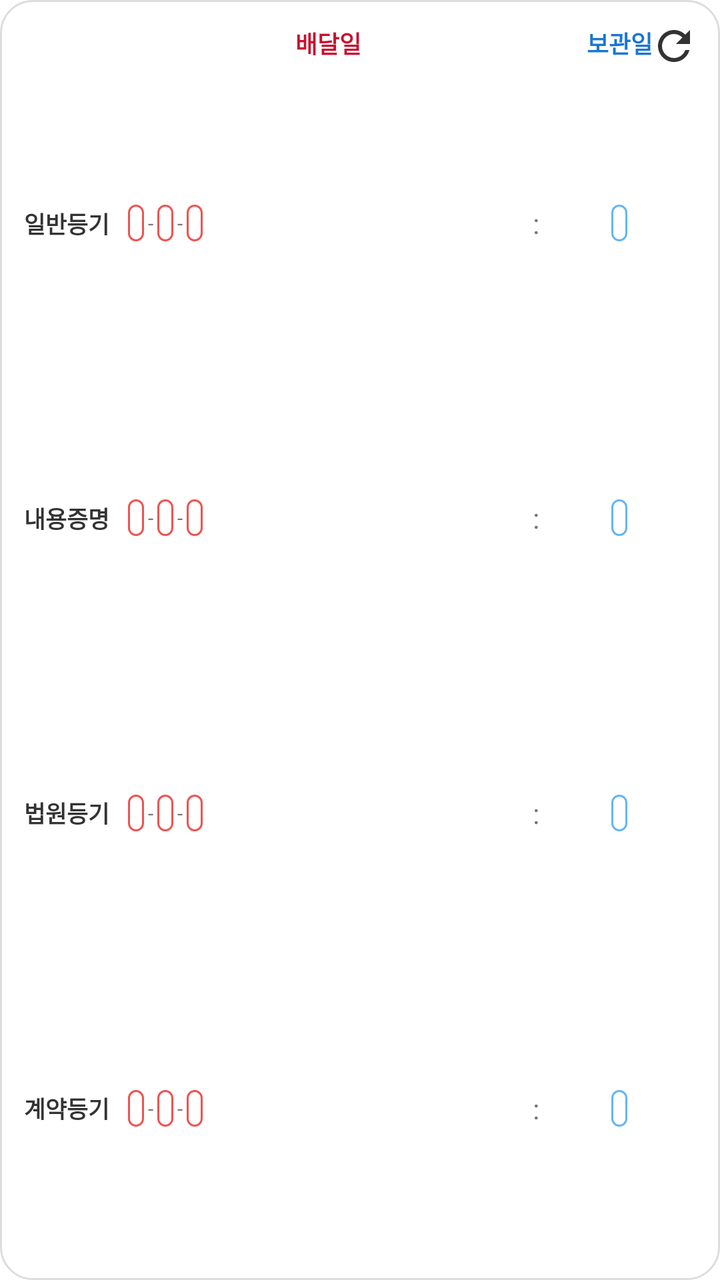
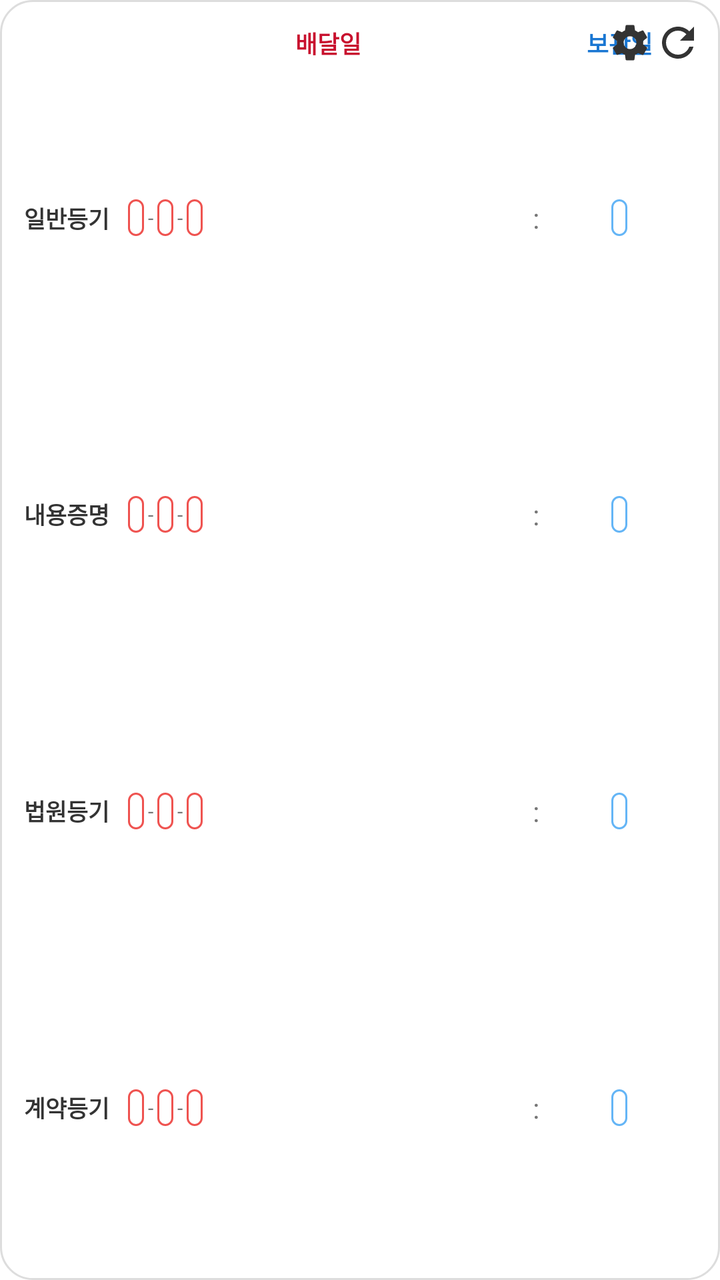

Before-and-after screenshots of an Android layout around one commit, followed by the original layout XML and the change that was made.
<!-- AndroidManifest.xml: application theme Theme.BusinessDayCalculator -->
<!-- res/layout/widget_large.xml -->
<?xml version="1.0" encoding="utf-8"?>
<LinearLayout xmlns:android="http://schemas.android.com/apk/res/android"
    android:id="@+id/widget_root"
    android:layout_width="match_parent"
    android:layout_height="match_parent"
    android:background="@drawable/widget_bg"
    android:orientation="vertical"
    android:padding="12dp">

    
    <RelativeLayout
        android:layout_width="match_parent"
        android:layout_height="wrap_content"
        android:layout_marginBottom="4dp">

        <LinearLayout
            android:layout_width="match_parent"
            android:layout_height="wrap_content"
            android:orientation="horizontal"
            android:gravity="center_vertical">

            <TextView android:layout_width="52dp" android:layout_height="wrap_content" />

            <TextView
                android:layout_width="0dp"
                android:layout_height="wrap_content"
                android:layout_weight="1"
                android:text="배달일"
                android:textColor="@color/chip_green_text"
                android:textStyle="bold"
                android:textSize="12sp"
                android:gravity="center" />

            <TextView
                android:layout_width="wrap_content"
                android:layout_height="wrap_content"
                android:text=":"
                android:visibility="invisible"
                android:paddingLeft="2dp"
                android:paddingRight="2dp" />

            <LinearLayout
                android:layout_width="0dp"
                android:layout_height="wrap_content"
                android:layout_weight="0.38"
                android:gravity="center">

                <TextView
                    android:layout_width="wrap_content"
                    android:layout_height="wrap_content"
                    android:text="보관일"
                    android:textColor="@color/chip_blue_text"
                    android:textStyle="bold"
                    android:textSize="12sp" />
            </LinearLayout>
        </LinearLayout>

        <ImageButton
            android:id="@+id/btnWidgetRefresh"
            android:layout_width="22dp"
            android:layout_height="22dp"
            android:layout_alignParentEnd="true"
            android:layout_centerVertical="true"
            android:background="@android:color/transparent"
            android:src="@drawable/ic_refresh"
            android:contentDescription="새로고침" />
    </RelativeLayout>

    
    <LinearLayout
        android:layout_width="match_parent"
        android:layout_height="0dp"
        android:layout_weight="1"
        android:orientation="horizontal"
        android:gravity="center_vertical">

        <TextView
            android:id="@+id/tvTitleNormal"
            android:layout_width="52dp"
            android:layout_height="wrap_content"
            android:text="일반등기"
            android:textSize="11.5sp"
            android:textStyle="bold"
            android:textColor="@color/text_main" />

        <LinearLayout
            android:layout_width="0dp"
            android:layout_height="wrap_content"
            android:layout_weight="1"
            android:orientation="horizontal"
            android:gravity="center_vertical|start">

            <TextView
                android:id="@+id/chipNormalDel1"
                android:layout_width="wrap_content"
                android:layout_height="wrap_content"
                android:background="@drawable/chip_green"
                android:textColor="@color/chip_green_text"
                android:textSize="10.5sp"
                android:paddingLeft="4dp"
                android:paddingRight="4dp"
                android:paddingTop="2dp"
                android:paddingBottom="2dp"
                android:singleLine="true" />

            <TextView
                android:id="@+id/dashNormalDel1"
                android:layout_width="wrap_content"
                android:layout_height="wrap_content"
                android:text="-"
                android:textColor="@color/text_secondary"
                android:paddingLeft="2dp"
                android:paddingRight="2dp"
                android:textSize="10sp" />

            <TextView
                android:id="@+id/chipNormalDel2"
                android:layout_width="wrap_content"
                android:layout_height="wrap_content"
                android:background="@drawable/chip_green"
                android:textColor="@color/chip_green_text"
                android:textSize="10.5sp"
                android:paddingLeft="4dp"
                android:paddingRight="4dp"
                android:paddingTop="2dp"
                android:paddingBottom="2dp"
                android:singleLine="true" />

            <TextView
                android:id="@+id/dashNormalDel2"
                android:layout_width="wrap_content"
                android:layout_height="wrap_content"
                android:text="-"
                android:textColor="@color/text_secondary"
                android:paddingLeft="2dp"
                android:paddingRight="2dp"
                android:textSize="10sp" />

            <TextView
                android:id="@+id/chipNormalDel3"
                android:layout_width="wrap_content"
                android:layout_height="wrap_content"
                android:background="@drawable/chip_green"
                android:textColor="@color/chip_green_text"
                android:textSize="10.5sp"
                android:paddingLeft="4dp"
                android:paddingRight="4dp"
                android:paddingTop="2dp"
                android:paddingBottom="2dp"
                android:singleLine="true" />
        </LinearLayout>

        <TextView
            android:id="@+id/colonNormal"
            android:layout_width="wrap_content"
            android:layout_height="wrap_content"
            android:text=":"
            android:textColor="@color/text_secondary"
            android:paddingLeft="2dp"
            android:paddingRight="2dp" />

        <LinearLayout
            android:layout_width="0dp"
            android:layout_height="wrap_content"
            android:layout_weight="0.38"
            android:gravity="center">

            <TextView
                android:id="@+id/chipNormalSto"
                android:layout_width="wrap_content"
                android:layout_height="wrap_content"
                android:background="@drawable/chip_blue"
                android:textColor="@color/chip_blue_text"
                android:textSize="10.5sp"
                android:paddingLeft="4dp"
                android:paddingRight="4dp"
                android:paddingTop="2dp"
                android:paddingBottom="2dp"
                android:singleLine="true" />
        </LinearLayout>
    </LinearLayout>

    
    <LinearLayout
        android:layout_width="match_parent"
        android:layout_height="0dp"
        android:layout_weight="1"
        android:orientation="horizontal"
        android:gravity="center_vertical">

        <TextView
            android:id="@+id/tvTitleCert"
            android:layout_width="52dp"
            android:layout_height="wrap_content"
            android:text="내용증명"
            android:textSize="11.5sp"
            android:textStyle="bold"
            android:textColor="@color/text_main" />

        <LinearLayout
            android:layout_width="0dp"
            android:layout_height="wrap_content"
            android:layout_weight="1"
            android:orientation="horizontal"
            android:gravity="center_vertical|start">

            <TextView
                android:id="@+id/chipCertDel1"
                android:layout_width="wrap_content"
                android:layout_height="wrap_content"
                android:background="@drawable/chip_green"
                android:textColor="@color/chip_green_text"
                android:textSize="10.5sp"
                android:paddingLeft="4dp"
                android:paddingRight="4dp"
                android:paddingTop="2dp"
                android:paddingBottom="2dp"
                android:singleLine="true" />

            <TextView
                android:id="@+id/dashCertDel1"
                android:layout_width="wrap_content"
                android:layout_height="wrap_content"
                android:text="-"
                android:textColor="@color/text_secondary"
                android:paddingLeft="2dp"
                android:paddingRight="2dp"
                android:textSize="10sp" />

            <TextView
                android:id="@+id/chipCertDel2"
                android:layout_width="wrap_content"
                android:layout_height="wrap_content"
                android:background="@drawable/chip_green"
                android:textColor="@color/chip_green_text"
                android:textSize="10.5sp"
                android:paddingLeft="4dp"
                android:paddingRight="4dp"
                android:paddingTop="2dp"
                android:paddingBottom="2dp"
                android:singleLine="true" />

            <TextView
                android:id="@+id/dashCertDel2"
                android:layout_width="wrap_content"
                android:layout_height="wrap_content"
                android:text="-"
                android:textColor="@color/text_secondary"
                android:paddingLeft="2dp"
                android:paddingRight="2dp"
                android:textSize="10sp" />

            <TextView
                android:id="@+id/chipCertDel3"
                android:layout_width="wrap_content"
                android:layout_height="wrap_content"
                android:background="@drawable/chip_green"
                android:textColor="@color/chip_green_text"
                android:textSize="10.5sp"
                android:paddingLeft="4dp"
                android:paddingRight="4dp"
                android:paddingTop="2dp"
                android:paddingBottom="2dp"
                android:singleLine="true" />
        </LinearLayout>

        <TextView
            android:id="@+id/colonCert"
            android:layout_width="wrap_content"
            android:layout_height="wrap_content"
            android:text=":"
            android:textColor="@color/text_secondary"
            android:paddingLeft="2dp"
            android:paddingRight="2dp" />

        <LinearLayout
            android:layout_width="0dp"
            android:layout_height="wrap_content"
            android:layout_weight="0.38"
            android:gravity="center">

            <TextView
                android:id="@+id/chipCertSto"
                android:layout_width="wrap_content"
                android:layout_height="wrap_content"
                android:background="@drawable/chip_blue"
                android:textColor="@color/chip_blue_text"
                android:textSize="10.5sp"
                android:paddingLeft="4dp"
                android:paddingRight="4dp"
                android:paddingTop="2dp"
                android:paddingBottom="2dp"
                android:singleLine="true" />
        </LinearLayout>
    </LinearLayout>

    
    <LinearLayout
        android:layout_width="match_parent"
        android:layout_height="0dp"
        android:layout_weight="1"
        android:orientation="horizontal"
        android:gravity="center_vertical">

        <TextView
            android:id="@+id/tvTitleCourt"
            android:layout_width="52dp"
            android:layout_height="wrap_content"
            android:text="법원등기"
            android:textSize="11.5sp"
            android:textStyle="bold"
            android:textColor="@color/text_main" />

        <LinearLayout
            android:layout_width="0dp"
            android:layout_height="wrap_content"
            android:layout_weight="1"
            android:orientation="horizontal"
            android:gravity="center_vertical|start">

            <TextView
                android:id="@+id/chipCourtDel1"
                android:layout_width="wrap_content"
                android:layout_height="wrap_content"
                android:background="@drawable/chip_green"
                android:textColor="@color/chip_green_text"
                android:textSize="10.5sp"
                android:paddingLeft="4dp"
                android:paddingRight="4dp"
                android:paddingTop="2dp"
                android:paddingBottom="2dp"
                android:singleLine="true" />

            <TextView
                android:id="@+id/dashCourtDel1"
                android:layout_width="wrap_content"
                android:layout_height="wrap_content"
                android:text="-"
                android:textColor="@color/text_secondary"
                android:paddingLeft="2dp"
                android:paddingRight="2dp"
                android:textSize="10sp" />

            <TextView
                android:id="@+id/chipCourtDel2"
                android:layout_width="wrap_content"
                android:layout_height="wrap_content"
                android:background="@drawable/chip_green"
                android:textColor="@color/chip_green_text"
                android:textSize="10.5sp"
                android:paddingLeft="4dp"
                android:paddingRight="4dp"
                android:paddingTop="2dp"
                android:paddingBottom="2dp"
                android:singleLine="true" />

            <TextView
                android:id="@+id/dashCourtDel2"
                android:layout_width="wrap_content"
                android:layout_height="wrap_content"
                android:text="-"
                android:textColor="@color/text_secondary"
                android:paddingLeft="2dp"
                android:paddingRight="2dp"
                android:textSize="10sp" />

            <TextView
                android:id="@+id/chipCourtDel3"
                android:layout_width="wrap_content"
                android:layout_height="wrap_content"
                android:background="@drawable/chip_green"
                android:textColor="@color/chip_green_text"
                android:textSize="10.5sp"
                android:paddingLeft="4dp"
                android:paddingRight="4dp"
                android:paddingTop="2dp"
                android:paddingBottom="2dp"
                android:singleLine="true" />
        </LinearLayout>

        <TextView
            android:id="@+id/colonCourt"
            android:layout_width="wrap_content"
            android:layout_height="wrap_content"
            android:text=":"
            android:textColor="@color/text_secondary"
            android:paddingLeft="2dp"
            android:paddingRight="2dp" />

        <LinearLayout
            android:layout_width="0dp"
            android:layout_height="wrap_content"
            android:layout_weight="0.38"
            android:gravity="center">

            <TextView
                android:id="@+id/chipCourtSto"
                android:layout_width="wrap_content"
                android:layout_height="wrap_content"
                android:background="@drawable/chip_blue"
                android:textColor="@color/chip_blue_text"
                android:textSize="10.5sp"
                android:paddingLeft="4dp"
                android:paddingRight="4dp"
                android:paddingTop="2dp"
                android:paddingBottom="2dp"
                android:singleLine="true" />
        </LinearLayout>
    </LinearLayout>

    
    <LinearLayout
        android:layout_width="match_parent"
        android:layout_height="0dp"
        android:layout_weight="1"
        android:orientation="horizontal"
        android:gravity="center_vertical">

        <TextView
            android:id="@+id/tvTitleContract"
            android:layout_width="52dp"
            android:layout_height="wrap_content"
            android:text="계약등기"
            android:textSize="11.5sp"
            android:textStyle="bold"
            android:textColor="@color/text_main" />

        <LinearLayout
            android:layout_width="0dp"
            android:layout_height="wrap_content"
            android:layout_weight="1"
            android:orientation="horizontal"
            android:gravity="center_vertical|start">

            <TextView
                android:id="@+id/chipContractDel1"
                android:layout_width="wrap_content"
                android:layout_height="wrap_content"
                android:background="@drawable/chip_green"
                android:textColor="@color/chip_green_text"
                android:textSize="10.5sp"
                android:paddingLeft="4dp"
                android:paddingRight="4dp"
                android:paddingTop="2dp"
                android:paddingBottom="2dp"
                android:singleLine="true" />

            <TextView
                android:id="@+id/dashContractDel1"
                android:layout_width="wrap_content"
                android:layout_height="wrap_content"
                android:text="-"
                android:textColor="@color/text_secondary"
                android:paddingLeft="2dp"
                android:paddingRight="2dp"
                android:textSize="10sp" />

            <TextView
                android:id="@+id/chipContractDel2"
                android:layout_width="wrap_content"
                android:layout_height="wrap_content"
                android:background="@drawable/chip_green"
                android:textColor="@color/chip_green_text"
                android:textSize="10.5sp"
                android:paddingLeft="4dp"
                android:paddingRight="4dp"
                android:paddingTop="2dp"
                android:paddingBottom="2dp"
                android:singleLine="true" />

            <TextView
                android:id="@+id/dashContractDel2"
                android:layout_width="wrap_content"
                android:layout_height="wrap_content"
                android:text="-"
                android:textColor="@color/text_secondary"
                android:paddingLeft="2dp"
                android:paddingRight="2dp"
                android:textSize="10sp" />

            <TextView
                android:id="@+id/chipContractDel3"
                android:layout_width="wrap_content"
                android:layout_height="wrap_content"
                android:background="@drawable/chip_green"
                android:textColor="@color/chip_green_text"
                android:textSize="10.5sp"
                android:paddingLeft="4dp"
                android:paddingRight="4dp"
                android:paddingTop="2dp"
                android:paddingBottom="2dp"
                android:singleLine="true" />
        </LinearLayout>

        <TextView
            android:id="@+id/colonContract"
            android:layout_width="wrap_content"
            android:layout_height="wrap_content"
            android:text=":"
            android:textColor="@color/text_secondary"
            android:paddingLeft="2dp"
            android:paddingRight="2dp" />

        <LinearLayout
            android:layout_width="0dp"
            android:layout_height="wrap_content"
            android:layout_weight="0.38"
            android:gravity="center">

            <TextView
                android:id="@+id/chipContractSto"
                android:layout_width="wrap_content"
                android:layout_height="wrap_content"
                android:background="@drawable/chip_blue"
                android:textColor="@color/chip_blue_text"
                android:textSize="10.5sp"
                android:paddingLeft="4dp"
                android:paddingRight="4dp"
                android:paddingTop="2dp"
                android:paddingBottom="2dp"
                android:singleLine="true" />
        </LinearLayout>
    </LinearLayout>

</LinearLayout>
<!-- resources referenced by this layout -->
<resources>
  <color name="chip_blue_text">#1976D2</color>
  <color name="chip_green_text">#C8102E</color>
  <color name="text_main">#333333</color>
  <color name="text_secondary">#777777</color>
  <!-- drawable chip_blue (drawable) -->
  <?xml version="1.0" encoding="utf-8"?>
  <shape xmlns:android="http://schemas.android.com/apk/res/android"
      android:shape="rectangle">
      <corners android:radius="6dp" />
      <stroke android:width="1dp" android:color="@color/chip_blue_border" />
      <solid android:color="@color/white" />
  </shape>
  <!-- drawable chip_green (drawable) -->
  <?xml version="1.0" encoding="utf-8"?>
  <shape xmlns:android="http://schemas.android.com/apk/res/android"
      android:shape="rectangle">
      <corners android:radius="6dp" />
      <stroke android:width="1dp" android:color="@color/chip_green_border" />
      <solid android:color="@color/white" />
  </shape>
  <!-- drawable ic_refresh (drawable) -->
  <vector xmlns:android="http://schemas.android.com/apk/res/android"
      android:width="24dp"
      android:height="24dp"
      android:viewportWidth="24"
      android:viewportHeight="24">
    <path
        android:fillColor="#FF333333"
        android:pathData="M17.65,6.35C16.2,4.9 14.21,4 12,4c-4.42,0 -7.99,3.58 -7.99,8s3.57,8 7.99,8c3.73,0 6.84,-2.55 7.73,-6h-2.08c-0.82,2.33 -3.04,4 -5.65,4 -3.31,0 -6,-2.69 -6,-6s2.69,-6 6,-6c1.66,0 3.14,0.69 4.22,1.78L13,11h7V4l-2.35,2.35z"/>
  </vector>
  <!-- drawable widget_bg (drawable) -->
  <?xml version="1.0" encoding="utf-8"?>
  <shape xmlns:android="http://schemas.android.com/apk/res/android"
      android:shape="rectangle">
      <solid android:color="@color/widget_background" />
      <corners android:radius="16dp" />
      <stroke android:width="1dp" android:color="#DDDDDD" />
  </shape>
  <style name="Theme.BusinessDayCalculator" parent="Base.Theme.BusinessDayCalculator" />
  <color name="chip_blue_border">#64B5F6</color>
  <color name="white">#FFFFFFFF</color>
  <color name="chip_green_border">#EF5350</color>
  <color name="widget_background">#FFFFFF</color>
  <style name="Base.Theme.BusinessDayCalculator" parent="Theme.MaterialComponents.DayNight.NoActionBar">
          
          <item name="colorPrimary">@color/primary</item>
          <item name="colorPrimaryVariant">@color/primary_variant</item>
          <item name="colorOnPrimary">@color/white</item>
          <item name="colorSecondary">@color/secondary</item>
      </style>
  <color name="primary">#C8102E</color>
  <color name="primary_variant">#A00C24</color>
  <color name="secondary">#FFEBEE</color>
</resources>

<!-- the commit's change to res/layout/widget_large.xml (unified diff, before → after) -->
@@ -55,15 +55,31 @@
             </LinearLayout>
         </LinearLayout>
 
-        <ImageButton
-            android:id="@+id/btnWidgetRefresh"
-            android:layout_width="22dp"
-            android:layout_height="22dp"
+        <LinearLayout
+            android:layout_width="wrap_content"
+            android:layout_height="wrap_content"
+            android:orientation="horizontal"
             android:layout_alignParentEnd="true"
             android:layout_centerVertical="true"
-            android:background="@android:color/transparent"
-            android:src="@drawable/ic_refresh"
-            android:contentDescription="새로고침" />
+            android:gravity="center_vertical">
+
+            <ImageButton
+                android:id="@+id/btnWidgetSettings"
+                android:layout_width="18dp"
+                android:layout_height="18dp"
+                android:background="@android:color/transparent"
+                android:src="@drawable/ic_settings"
+                android:layout_marginEnd="6dp"
+                android:contentDescription="위젯 설정" />
+
+            <ImageButton
+                android:id="@+id/btnWidgetRefresh"
+                android:layout_width="18dp"
+                android:layout_height="18dp"
+                android:background="@android:color/transparent"
+                android:src="@drawable/ic_refresh"
+                android:contentDescription="새로고침" />
+        </LinearLayout>
     </RelativeLayout>
 
     
<!-- resource entries referenced after the edit -->
@@ -30,6 +30,16 @@
         android:fillColor="#FF333333"
         android:pathData="M17.65,6.35C16.2,4.9 14.21,4 12,4c-4.42,0 -7.99,3.58 -7.99,8s3.57,8 7.99,8c3.73,0 6.84,-2.55 7.73,-6h-2.08c-0.82,2.33 -3.04,4 -5.65,4 -3.31,0 -6,-2.69 -6,-6s2.69,-6 6,-6c1.66,0 3.14,0.69 4.22,1.78L13,11h7V4l-2.35,2.35z"/>
   </vector>
+  <!-- drawable ic_settings (drawable) -->
+  <vector xmlns:android="http://schemas.android.com/apk/res/android"
+      android:width="22dp"
+      android:height="22dp"
+      android:viewportWidth="24"
+      android:viewportHeight="24">
+    <path
+        android:fillColor="#333333"
+        android:pathData="M19.14,12.94c0.04,-0.3 0.06,-0.61 0.06,-0.94 0,-0.32 -0.02,-0.64 -0.07,-0.94l2.03,-1.58c0.18,-0.14 0.23,-0.41 0.12,-0.61l-1.92,-3.32c-0.12,-0.22 -0.37,-0.29 -0.59,-0.22l-2.39,0.96c-0.5,-0.38 -1.03,-0.7 -1.62,-0.94l-0.36,-2.54c-0.04,-0.24 -0.24,-0.41 -0.48,-0.41h-3.84c-0.24,0 -0.43,0.17 -0.47,0.41l-0.36,2.54c-0.59,0.24 -1.13,0.57 -1.62,0.94l-2.39,-0.96c-0.22,-0.08 -0.47,0 -0.59,0.22L2.74,8.87c-0.12,0.21 -0.08,0.47 0.12,0.61l2.03,1.58c-0.05,0.3 -0.09,0.63 -0.09,0.94 0,0.31 0.04,0.64 0.09,0.94l-2.03,1.58c-0.18,0.14 -0.23,0.41 -0.12,0.61l1.92,3.32c0.12,0.22 0.37,0.29 0.59,0.22l2.39,-0.96c0.5,0.38 1.03,0.7 1.62,0.94l0.36,2.54c0.05,0.24 0.24,0.41 0.48,0.41h3.84c0.24,0 0.44,-0.17 0.47,-0.41l0.36,-2.54c0.59,-0.24 1.13,-0.56 1.62,-0.94l2.39,0.96c0.22,0.08 0.47,0 0.59,-0.22l1.92,-3.32c0.12,-0.22 0.07,-0.47 -0.12,-0.61l-2.01,-1.58zM12,15.5c-1.93,0 -3.5,-1.57 -3.5,-3.5s1.57,-3.5 3.5,-3.5 3.5,1.57 3.5,3.5 -1.57,3.5 -3.5,3.5z"/>
+  </vector>
   <!-- drawable widget_bg (drawable) -->
   <?xml version="1.0" encoding="utf-8"?>
   <shape xmlns:android="http://schemas.android.com/apk/res/android"
